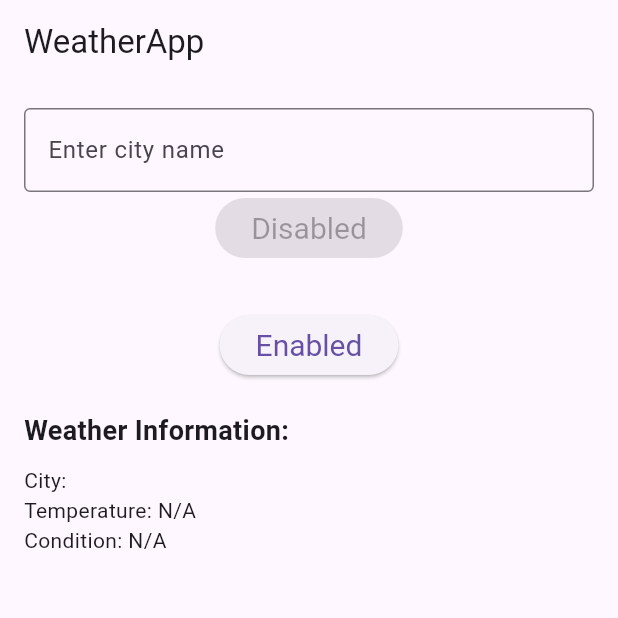
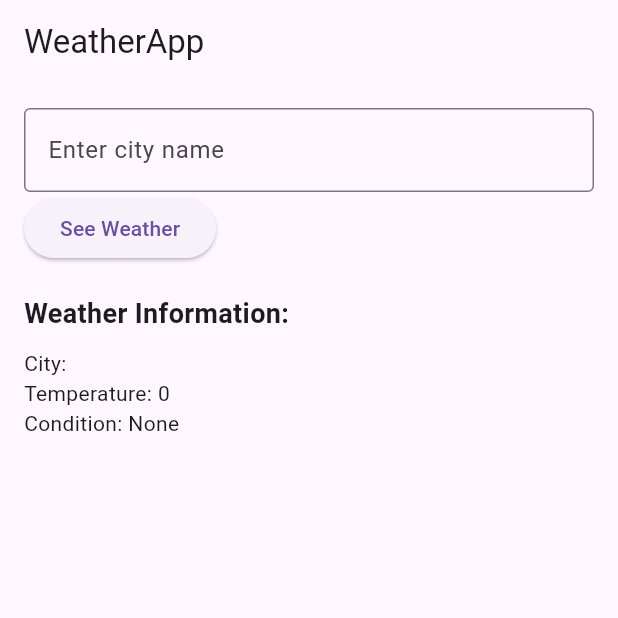
Before and after one commit to potatobin24/weather_info_app, a Flutter app: the screen it shows after launch, on a phone screen of 412 x 824 dp, the top half of it. Run offline on Flutter 3.47's test engine with Material 3 defaults, Android fonts, the phone set to English and light mode, and no system bars.

Commit message:
finished button frfr

```diff
--- a/weather_info_app/lib/main.dart
+++ b/weather_info_app/lib/main.dart
@@ -1,5 +1,5 @@
 import 'package:flutter/material.dart';
-
+import "dart:math";
 void main() => runApp(const MyApp());
 
 class MyApp extends StatelessWidget {
@@ -30,8 +30,9 @@ class WeatherForm extends StatefulWidget {
 class _WeatherFormState extends State<WeatherForm> {
   final TextEditingController _cityController = TextEditingController();
   String cityName = '';
-  String temperature = 'N/A';
-  String weatherCondition = 'N/A';
+  var temperature = Random().nextInt(10);
+  var weather = ['Rainy', 'Sunny', 'Cloudy', 'Partly Cloudy', 'Snowing', 'Windy'];
+  var weatherCondition = "None";
 
   @override
   Widget build(BuildContext context) {
@@ -52,8 +53,14 @@ class _WeatherFormState extends State<WeatherForm> {
               });
             },
           ),
-          ElevatedButtonExample(
-
+          ElevatedButton(
+            onPressed: () {
+              setState(() {
+                temperature = Random().nextInt(10);
+                weatherCondition = weather[Random().nextInt(weather.length)];
+              });
+            },
+            child: const Text("See Weather")
           ),
           const SizedBox(height: 20),
           const Text(
@@ -87,16 +94,13 @@ class FetchWeather extends State<ElevatedButtonExample> {
       child: Column(
         mainAxisSize: MainAxisSize.min,
         children: <Widget>[
-          ElevatedButton(
-            style: style,
-            onPressed: null,
-            child: const Text('Disabled'),
-          ),
           const SizedBox(height: 30),
           ElevatedButton(
             style: style,
-            onPressed: () {},
-            child: const Text('Enabled'),
+            onPressed: () {
+
+            },
+            child: const Text('See Weather'),
           ),
         ],
       ),
```
